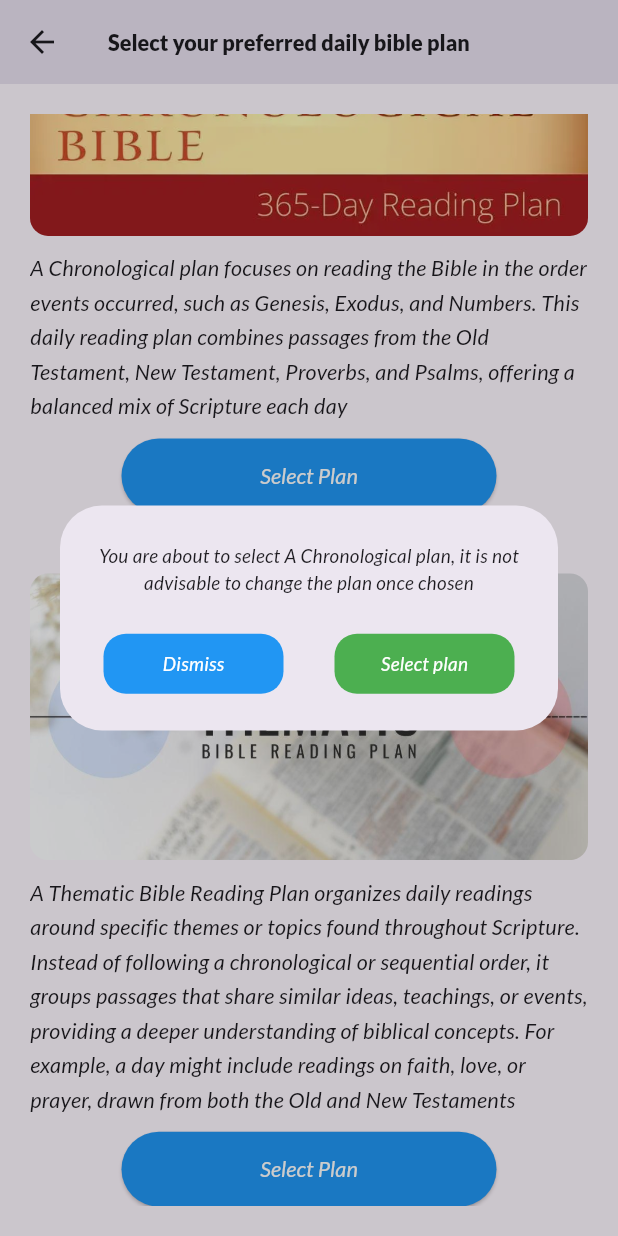
After one commit to muyiwah/devotional, a Flutter app: the Bibleplanselect screen opened directly, scrolled down 128 dp, after a tap on "Select Plan", on a phone screen of 412 x 824 dp. The commit adds this screen. Run offline on Flutter 3.47's test engine with Material 3 defaults, Android fonts, the phone set to English and light mode, and no system bars; drawn by our look-alikes of flutter_animate; our stand-ins replace animated_custom_dropdown, audioplayers, confetti, flutter_tts, lottie, scrollable_positioned_list and 5 more; missing offline and left inert: animated_floating_buttons, circular_menu, custom_floating_action_button, floating_overlay, swipe, uid; accounts and stored records are empty.

Commit message:
added different reading plan

```diff
--- /dev/null
+++ b/lib/ui/bibleplanselect.dart
@@ -0,0 +1,183 @@
+import 'package:flutter/cupertino.dart';
+import 'package:flutter/material.dart';
+import 'package:flutter_animate/flutter_animate.dart';
+import 'package:shared_preferences/shared_preferences.dart';
+
+class Bibleplanselect extends StatefulWidget {
+  const Bibleplanselect({super.key});
+
+  @override
+  State<Bibleplanselect> createState() => _BibleplanselectState();
+}
+
+class _BibleplanselectState extends State<Bibleplanselect> {
+  show(data) {
+    showCupertinoModalPopup(
+        context: context,
+        builder: (context) => Dialog(
+              child: Container(
+                padding: EdgeInsets.all(12),
+                height: 150,
+                child: Column(
+                  mainAxisAlignment: MainAxisAlignment.spaceAround,
+                  children: [
+                    Text(textAlign: TextAlign.center, data).animate().fadeIn(
+                        delay: Duration(milliseconds: 400),
+                        duration: Duration(milliseconds: 700)),
+                    Row(
+                      mainAxisAlignment: MainAxisAlignment.spaceAround,
+                      children: [
+                        InkWell(
+                          onTap: () {
+                            Navigator.pop(context);
+                          },
+                          child: Container(
+                            alignment: Alignment.center,
+                            width: 120,
+                            height: 40,
+                            decoration: BoxDecoration(
+                                borderRadius: BorderRadius.circular(15),
+                                color: Colors.blue),
+                            child: Text(
+                              'Dismiss',
+                              style: TextStyle(color: Colors.white),
+                            ),
+                          ),
+                        ),
+                        InkWell(
+                          onTap: () async {
+                            Navigator.pop(context);
+                            SharedPreferences prefs =
+                                await SharedPreferences.getInstance();
+                            prefs.setBool('showChoice', false);
+                            if (data ==
+                                'You are about to select A Thematic plan, it is not advisable to change the plan once chosen') {
+                              prefs.setString('plan', 'Thematic');
+                             Navigator.pop(context, 'Thematic');  }
+                            else{
+                              SharedPreferences prefs =
+                                  await SharedPreferences.getInstance();
+                              prefs.setBool('showChoice', false);
+                              if (data ==
+                                  'You are about to select A Chronological plan, it is not advisable to change the plan once chosen') {
+                                prefs.setString('plan', 'Chronological');
+                               Navigator.pop(
+                                  context,
+                                  'Chronological'
+                                );
+                              }
+                            }
+                          },
+                          child: Container(
+                            alignment: Alignment.center,
+                            width: 120,
+                            height: 40,
+                            decoration: BoxDecoration(
+                                borderRadius: BorderRadius.circular(15),
+                                color: Colors.green),
+                            child: Text(
+                              'Select plan',
+                              style: TextStyle(color: Colors.white),
+                            ),
+                          ),
+                        )
+                      ],
+                    ).animate().fadeIn(
+                        delay: Duration(milliseconds: 900),
+                        duration: Duration(milliseconds: 1100))
+                  ],
+                ),
+              ),
+            ));
+  }
+
+  @override
+  Widget build(BuildContext context) {
+    return SafeArea(
+      child: Scaffold(
+        appBar: AppBar(
+          title: Text(
+            'Select your preferred daily bible plan',
+            style: TextStyle(fontSize: 16, fontWeight: FontWeight.w600),
+          ),
+        ),
+        body: Container(
+          padding: EdgeInsets.all(20),
+          child: ListView(
+            children: [
+              Column(
+                crossAxisAlignment: CrossAxisAlignment.start,
+                children: [
+                  Container(
+                    decoration:
+                        BoxDecoration(borderRadius: BorderRadius.circular(12)),
+                    child: ClipRRect(
+                        borderRadius: BorderRadius.circular(12),
+                        child: Image.asset('assets/images/chronological.webp')),
+                  ),
+                  Padding(
+                    padding: const EdgeInsets.symmetric(vertical: 10.0),
+                    child: Text(
+                      'A Chronological plan focuses on reading the Bible in the order events occurred, such as Genesis, Exodus, and Numbers. This daily reading plan combines passages from the Old Testament, New Testament, Proverbs, and Psalms, offering a balanced mix of Scripture each day',
+                      style: TextStyle(height: 1.6, fontSize: 16),
+                    ),
+                  ),
+                  Center(
+                    child: ElevatedButton(
+                        style: ElevatedButton.styleFrom(
+                            backgroundColor: Colors.blue,
+                            minimumSize: Size(250, 50)),
+                        onPressed: () {
+                          show(
+                              'You are about to select A Chronological plan, it is not advisable to change the plan once chosen');
+                        },
+                        child: Text(
+                          'Select Plan',
+                          style: TextStyle(fontSize: 16, color: Colors.white),
+                        )),
+                  ),
+                  SizedBox(
+                    height: 40,
+                  )
+                ],
+              ),
+              Column(
+                children: [
+                  Container(
+                    child: ClipRRect(
+                        borderRadius: BorderRadius.circular(12),
+                        child: Image.asset('assets/images/thematic.jpg')),
+                  ),
+                  Padding(
+                    padding: const EdgeInsets.symmetric(vertical: 10.0),
+                    child: Text(
+                      'A Thematic Bible Reading Plan organizes daily readings around specific themes or topics found throughout Scripture. Instead of following a chronological or sequential order, it groups passages that share similar ideas, teachings, or events, providing a deeper understanding of biblical concepts. For example, a day might include readings on faith, love, or prayer, drawn from both the Old and New Testaments',
+                      style: TextStyle(
+                        height: 1.6,
+                        fontSize: 16,
+                      ),
+                    ),
+                  ),
+                  Center(
+                    child: ElevatedButton(
+                        style: ElevatedButton.styleFrom(
+                            backgroundColor: Colors.blue,
+                            minimumSize: Size(250, 50)),
+                        onPressed: () {
+                          show(
+                              'You are about to select A Thematic plan, it is not advisable to change the plan once chosen');
+                        },
+                        child: Text(
+                          'Select Plan',
+                          style: TextStyle(fontSize: 16, color: Colors.white),
+                        )),
+                  ),
+                ],
+              ),
+            ],
+          ),
+        ),
+      ),
+    );
+  }
+}
--- a/lib/ui/home/dashboard.dart
+++ b/lib/ui/home/dashboard.dart
@@ -4,6 +4,7 @@ import 'package:mivdevotional/core/utility/config.dart';
 import 'package:mivdevotional/devotion_screen.dart';
 import 'package:mivdevotional/devotion_today.dart';
 import 'package:mivdevotional/reminder.dart';
+import 'package:mivdevotional/ui/bibleplanselect.dart';
 import 'package:mivdevotional/ui/book/show_book.dart';
 import 'package:mivdevotional/ui/daily_reading.dart';
 import 'package:mivdevotional/ui/home/cmenu.dart';
@@ -102,6 +103,7 @@ class _DashboardState extends State<Dashboard> {
     // Others(),
     // MyApp2(),
     // ReminderScreen(),
+    // Bibleplanselect(),
     LearningToolCreateEvent()
   ];
   int selected = 0;
--- a/pubspec.yaml
+++ b/pubspec.yaml
@@ -61,10 +61,11 @@ dependencies:
   # awesome_notifications: ^0.9.3+1
   # alarm: ^4.0.12
   circular_menu: ^4.0.0
-  lottie: ^3.2.0
+  lottie: ^3.0.0
   table_calendar: ^3.0.6
   confetti: ^0.8.0
   intl: ^0.18.0
+  audioplayers: ^0.20.1
 
 
   # cloud_firestore: ^4.0.5
```
Also changed, not shown: lib/ui/home/daily_reading2.dart (+134 -17 lines), lib/ui/learningtool_create_event.dart (+40 -11 lines), lib/utils/snack.dart (added, +17 -0 lines), assets/images/chronological.webp (added), assets/images/readingplan2.webp (added), assets/images/thematic.jpg (added), flutter_03.png (added), pubspec.lock, 1 other file.
